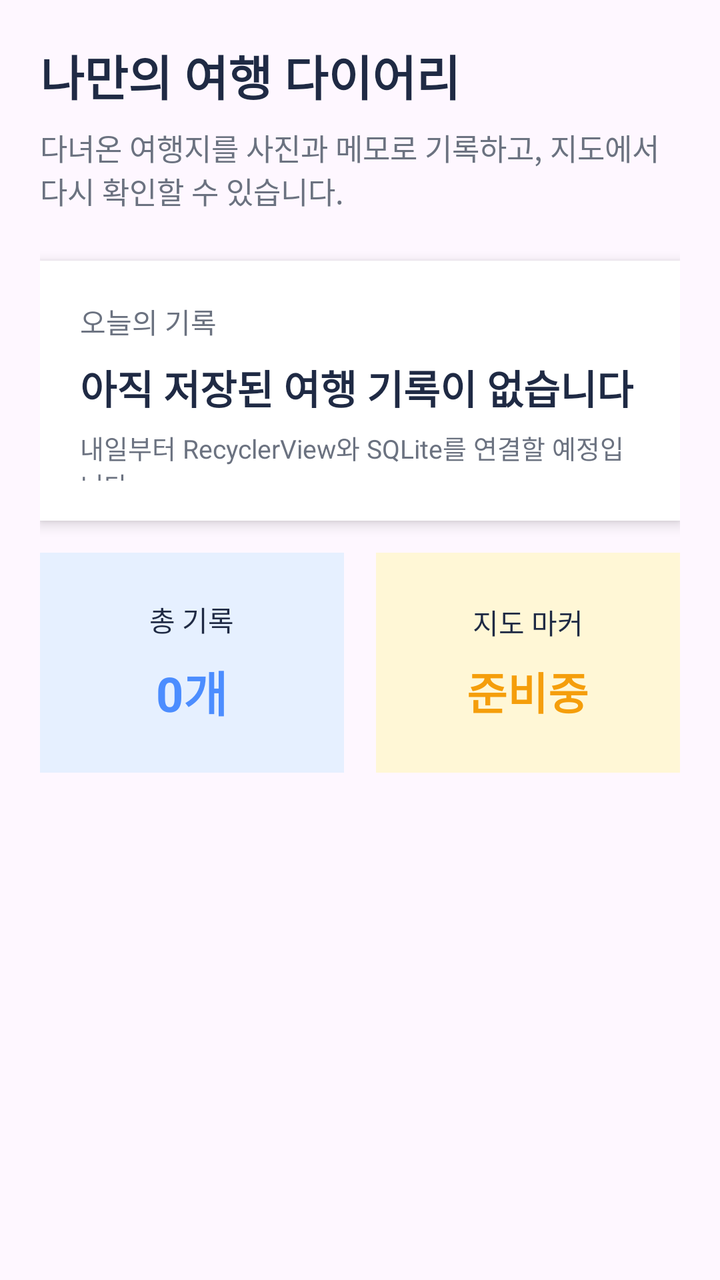
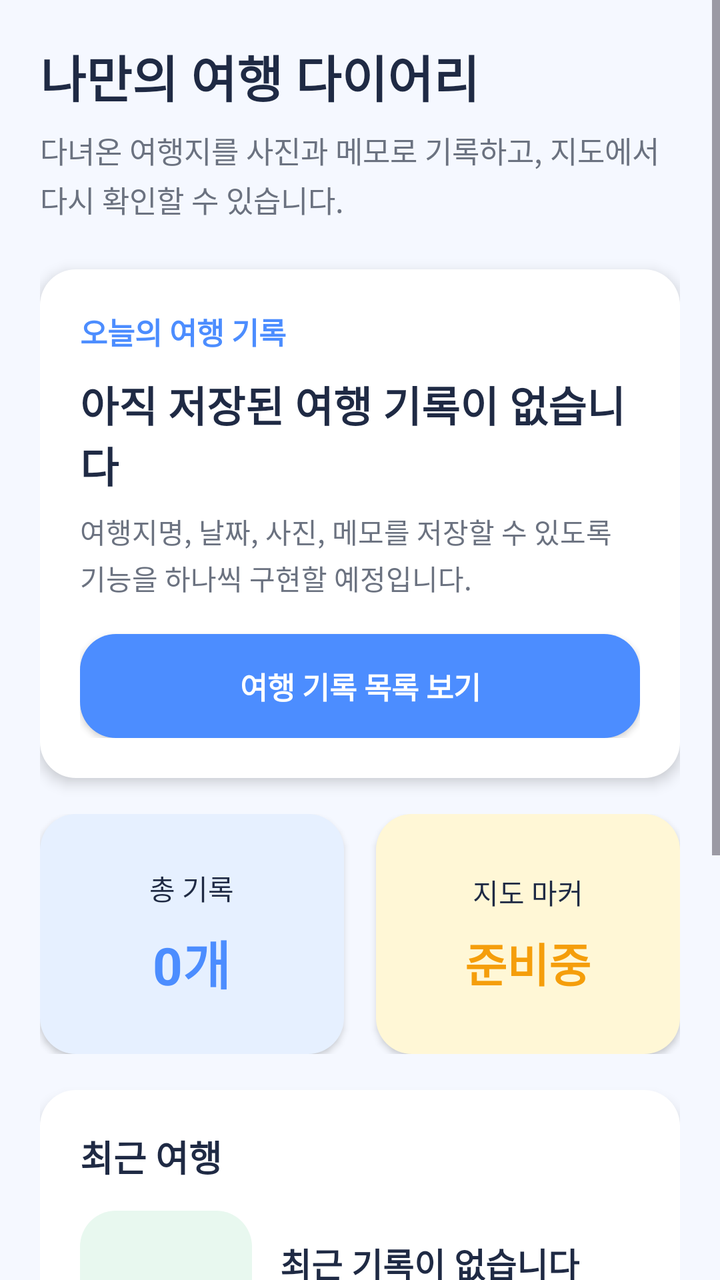

An Android layout rendered at two revisions. The XML below is the earlier revision; the diff shows what the commit changed to produce the second picture.
<!-- AndroidManifest.xml: application theme Theme.TravelRecordApp -->
<!-- res/layout/fragment_home.xml -->
<?xml version="1.0" encoding="utf-8"?>
<ScrollView xmlns:android="http://schemas.android.com/apk/res/android"
    android:layout_width="match_parent"
    android:layout_height="match_parent"
    android:fillViewport="true">

    <LinearLayout
        android:layout_width="match_parent"
        android:layout_height="wrap_content"
        android:orientation="vertical"
        android:padding="20dp">

        <TextView
            android:layout_width="match_parent"
            android:layout_height="wrap_content"
            android:text="@string/home_title"
            android:textColor="@color/travel_dark"
            android:textSize="24sp"
            android:textStyle="bold" />

        <TextView
            android:layout_width="match_parent"
            android:layout_height="wrap_content"
            android:layout_marginTop="8dp"
            android:text="@string/home_desc"
            android:textColor="@color/travel_gray"
            android:textSize="15sp" />

        <LinearLayout
            android:layout_width="match_parent"
            android:layout_height="130dp"
            android:layout_marginTop="24dp"
            android:background="@color/white"
            android:elevation="4dp"
            android:gravity="center_vertical"
            android:orientation="vertical"
            android:padding="20dp">

            <TextView
                android:layout_width="wrap_content"
                android:layout_height="wrap_content"
                android:text="오늘의 기록"
                android:textColor="@color/travel_gray"
                android:textSize="14sp" />

            <TextView
                android:layout_width="wrap_content"
                android:layout_height="wrap_content"
                android:layout_marginTop="8dp"
                android:text="아직 저장된 여행 기록이 없습니다"
                android:textColor="@color/travel_dark"
                android:textSize="20sp"
                android:textStyle="bold" />

            <TextView
                android:layout_width="wrap_content"
                android:layout_height="wrap_content"
                android:layout_marginTop="6dp"
                android:text="내일부터 RecyclerView와 SQLite를 연결할 예정입니다."
                android:textColor="@color/travel_gray"
                android:textSize="13sp" />

        </LinearLayout>

        <LinearLayout
            android:layout_width="match_parent"
            android:layout_height="110dp"
            android:layout_marginTop="16dp"
            android:orientation="horizontal">

            <LinearLayout
                android:layout_width="0dp"
                android:layout_height="match_parent"
                android:layout_marginEnd="8dp"
                android:layout_weight="1"
                android:background="@color/card_blue"
                android:gravity="center"
                android:orientation="vertical"
                android:padding="12dp">

                <TextView
                    android:layout_width="wrap_content"
                    android:layout_height="wrap_content"
                    android:text="총 기록"
                    android:textColor="@color/travel_dark"
                    android:textSize="14sp" />

                <TextView
                    android:layout_width="wrap_content"
                    android:layout_height="wrap_content"
                    android:layout_marginTop="8dp"
                    android:text="0개"
                    android:textColor="@color/travel_blue"
                    android:textSize="24sp"
                    android:textStyle="bold" />

            </LinearLayout>

            <LinearLayout
                android:layout_width="0dp"
                android:layout_height="match_parent"
                android:layout_marginStart="8dp"
                android:layout_weight="1"
                android:background="@color/card_yellow"
                android:gravity="center"
                android:orientation="vertical"
                android:padding="12dp">

                <TextView
                    android:layout_width="wrap_content"
                    android:layout_height="wrap_content"
                    android:text="지도 마커"
                    android:textColor="@color/travel_dark"
                    android:textSize="14sp" />

                <TextView
                    android:layout_width="wrap_content"
                    android:layout_height="wrap_content"
                    android:layout_marginTop="8dp"
                    android:text="준비중"
                    android:textColor="@color/travel_orange"
                    android:textSize="22sp"
                    android:textStyle="bold" />

            </LinearLayout>

        </LinearLayout>

    </LinearLayout>

</ScrollView>
<!-- resources referenced by this layout -->
<resources>
  <color name="card_blue">#E6F0FF</color>
  <color name="card_yellow">#FFF7D6</color>
  <color name="travel_blue">#4C8DFF</color>
  <color name="travel_dark">#1F2A44</color>
  <color name="travel_gray">#6B7280</color>
  <color name="travel_orange">#F59E0B</color>
  <color name="white">#FFFFFFFF</color>
  <string name="home_desc">다녀온 여행지를 사진과 메모로 기록하고, 지도에서 다시 확인할 수 있습니다.</string>
  <string name="home_title">나만의 여행 다이어리</string>
  <style name="Theme.TravelRecordApp" parent="Base.Theme.TravelRecordApp" />
  <style name="Base.Theme.TravelRecordApp" parent="Theme.Material3.DayNight.NoActionBar">
          
          
      </style>
</resources>

<!-- the commit's change to res/layout/fragment_home.xml (unified diff, before → after) -->
@@ -2,6 +2,7 @@
 <ScrollView xmlns:android="http://schemas.android.com/apk/res/android"
     android:layout_width="match_parent"
     android:layout_height="match_parent"
+    android:background="@color/travel_bg"
     android:fillViewport="true">
 
     <LinearLayout
@@ -11,61 +12,80 @@
         android:padding="20dp">
 
         <TextView
+            android:id="@+id/tvHomeTitle"
             android:layout_width="match_parent"
             android:layout_height="wrap_content"
             android:text="@string/home_title"
             android:textColor="@color/travel_dark"
-            android:textSize="24sp"
+            android:textSize="25sp"
             android:textStyle="bold" />
 
         <TextView
+            android:id="@+id/tvHomeDesc"
             android:layout_width="match_parent"
             android:layout_height="wrap_content"
             android:layout_marginTop="8dp"
+            android:lineSpacingExtra="3dp"
             android:text="@string/home_desc"
             android:textColor="@color/travel_gray"
             android:textSize="15sp" />
 
         <LinearLayout
-            android:layout_width="match_parent"
-            android:layout_height="130dp"
+            android:id="@+id/cardToday"
+            android:layout_width="match_parent"
+            android:layout_height="wrap_content"
             android:layout_marginTop="24dp"
-            android:background="@color/white"
+            android:background="@drawable/bg_card_white"
             android:elevation="4dp"
-            android:gravity="center_vertical"
             android:orientation="vertical"
             android:padding="20dp">
 
             <TextView
-                android:layout_width="wrap_content"
-                android:layout_height="wrap_content"
-                android:text="오늘의 기록"
+                android:layout_width="match_parent"
+                android:layout_height="wrap_content"
+                android:text="오늘의 여행 기록"
+                android:textColor="@color/travel_blue"
+                android:textSize="15sp"
+                android:textStyle="bold" />
+
+            <TextView
+                android:id="@+id/tvTodayMessage"
+                android:layout_width="match_parent"
+                android:layout_height="wrap_content"
+                android:layout_marginTop="10dp"
+                android:text="아직 저장된 여행 기록이 없습니다"
+                android:textColor="@color/travel_dark"
+                android:textSize="21sp"
+                android:textStyle="bold" />
+
+            <TextView
+                android:layout_width="match_parent"
+                android:layout_height="wrap_content"
+                android:layout_marginTop="8dp"
+                android:lineSpacingExtra="3dp"
+                android:text="여행지명, 날짜, 사진, 메모를 저장할 수 있도록 기능을 하나씩 구현할 예정입니다."
                 android:textColor="@color/travel_gray"
                 android:textSize="14sp" />
 
-            <TextView
-                android:layout_width="wrap_content"
-                android:layout_height="wrap_content"
-                android:layout_marginTop="8dp"
-                android:text="아직 저장된 여행 기록이 없습니다"
-                android:textColor="@color/travel_dark"
-                android:textSize="20sp"
-                android:textStyle="bold" />
-
-            <TextView
-                android:layout_width="wrap_content"
-                android:layout_height="wrap_content"
-                android:layout_marginTop="6dp"
-                android:text="내일부터 RecyclerView와 SQLite를 연결할 예정입니다."
-                android:textColor="@color/travel_gray"
-                android:textSize="13sp" />
-
-        </LinearLayout>
-
-        <LinearLayout
-            android:layout_width="match_parent"
-            android:layout_height="110dp"
-            android:layout_marginTop="16dp"
+            <Button
+                android:id="@+id/btnGoList"
+                android:layout_width="match_parent"
+                android:layout_height="52dp"
+                android:layout_marginTop="18dp"
+                android:background="@drawable/bg_primary_button"
+                android:text="여행 기록 목록 보기"
+                android:textAllCaps="false"
+                android:textColor="@color/white"
+                android:textSize="15sp"
+                android:textStyle="bold" />
+
+        </LinearLayout>
+
+        <LinearLayout
+            android:id="@+id/summaryArea"
+            android:layout_width="match_parent"
+            android:layout_height="120dp"
+            android:layout_marginTop="18dp"
             android:orientation="horizontal">
 
             <LinearLayout
@@ -73,7 +93,8 @@
                 android:layout_height="match_parent"
                 android:layout_marginEnd="8dp"
                 android:layout_weight="1"
-                android:background="@color/card_blue"
+                android:background="@drawable/bg_card_blue"
+                android:elevation="2dp"
                 android:gravity="center"
                 android:orientation="vertical"
                 android:padding="12dp">
@@ -86,12 +107,13 @@
                     android:textSize="14sp" />
 
                 <TextView
+                    android:id="@+id/tvTotalCount"
                     android:layout_width="wrap_content"
                     android:layout_height="wrap_content"
                     android:layout_marginTop="8dp"
                     android:text="0개"
                     android:textColor="@color/travel_blue"
-                    android:textSize="24sp"
+                    android:textSize="26sp"
                     android:textStyle="bold" />
 
             </LinearLayout>
@@ -101,7 +123,8 @@
                 android:layout_height="match_parent"
                 android:layout_marginStart="8dp"
                 android:layout_weight="1"
-                android:background="@color/card_yellow"
+                android:background="@drawable/bg_card_yellow"
+                android:elevation="2dp"
                 android:gravity="center"
                 android:orientation="vertical"
                 android:padding="12dp">
@@ -114,18 +137,113 @@
                     android:textSize="14sp" />
 
                 <TextView
+                    android:id="@+id/tvMarkerStatus"
                     android:layout_width="wrap_content"
                     android:layout_height="wrap_content"
                     android:layout_marginTop="8dp"
                     android:text="준비중"
                     android:textColor="@color/travel_orange"
-                    android:textSize="22sp"
+                    android:textSize="23sp"
                     android:textStyle="bold" />
 
             </LinearLayout>
 
         </LinearLayout>
 
+        <LinearLayout
+            android:id="@+id/cardRecent"
+            android:layout_width="match_parent"
+            android:layout_height="wrap_content"
+            android:layout_marginTop="18dp"
+            android:background="@drawable/bg_card_white"
+            android:elevation="4dp"
+            android:orientation="vertical"
+            android:padding="20dp">
+
+            <TextView
+                android:layout_width="match_parent"
+                android:layout_height="wrap_content"
+                android:text="최근 여행"
+                android:textColor="@color/travel_dark"
+                android:textSize="18sp"
+                android:textStyle="bold" />
+
+            <LinearLayout
+                android:layout_width="match_parent"
+                android:layout_height="96dp"
+                android:layout_marginTop="14dp"
+                android:orientation="horizontal">
+
+                <TextView
+                    android:layout_width="86dp"
+                    android:layout_height="86dp"
+                    android:background="@drawable/bg_card_green"
+                    android:gravity="center"
+                    android:text="PHOTO"
+                    android:textColor="@color/travel_green"
+                    android:textSize="13sp"
+                    android:textStyle="bold" />
+
+                <LinearLayout
+                    android:layout_width="0dp"
+                    android:layout_height="match_parent"
+                    android:layout_marginStart="14dp"
+                    android:layout_weight="1"
+                    android:gravity="center_vertical"
+                    android:orientation="vertical">
+
+                    <TextView
+                        android:layout_width="match_parent"
+                        android:layout_height="wrap_content"
+                        android:text="최근 기록이 없습니다"
+                        android:textColor="@color/travel_dark"
+                        android:textSize="17sp"
+                        android:textStyle="bold" />
+
+                    <TextView
+                        android:layout_width="match_parent"
+                        android:layout_height="wrap_content"
+                        android:layout_marginTop="6dp"
+                        android:text="여행 기록을 추가하면 이곳에 최근 여행지가 표시됩니다."
+                        android:textColor="@color/travel_gray"
+                        android:textSize="13sp" />
+
+                </LinearLayout>
+
+            </LinearLayout>
+
+        </LinearLayout>
+
+        <LinearLayout
+            android:id="@+id/cardPlan"
+            android:layout_width="match_parent"
+            android:layout_height="wrap_content"
+            android:layout_marginTop="18dp"
+            android:layout_marginBottom="24dp"
+            android:background="@drawable/bg_card_white"
+            android:elevation="4dp"
+            android:orientation="vertical"
+            android:padding="20dp">
+
+            <TextView
+                android:layout_width="match_parent"
+                android:layout_height="wrap_content"
+                android:text="다음 구현 예정"
+                android:textColor="@color/travel_dark"
+                android:textSize="18sp"
+                android:textStyle="bold" />
+
+            <TextView
+                android:layout_width="match_parent"
+                android:layout_height="wrap_content"
+                android:layout_marginTop="12dp"
+                android:lineSpacingExtra="5dp"
+                android:text="• 여행 기록 목록 RecyclerView 구현\n• 여행 기록 데이터 클래스 작성\n• SQLiteOpenHelper 기반 DBHelper 구현\n• 기록 추가, 수정, 삭제 기능 연결"
+                android:textColor="@color/travel_gray"
+                android:textSize="14sp" />
+
+        </LinearLayout>
+
     </LinearLayout>
 
 </ScrollView>
<!-- resource entries referenced after the edit -->
@@ -1,15 +1,48 @@
 <!-- resources referenced by this layout -->
 <resources>
-  <color name="card_blue">#E6F0FF</color>
-  <color name="card_yellow">#FFF7D6</color>
+  <color name="travel_bg">#F5F8FF</color>
   <color name="travel_blue">#4C8DFF</color>
   <color name="travel_dark">#1F2A44</color>
   <color name="travel_gray">#6B7280</color>
+  <color name="travel_green">#21A67A</color>
   <color name="travel_orange">#F59E0B</color>
   <color name="white">#FFFFFFFF</color>
+  <!-- drawable bg_card_blue (drawable) -->
+  <?xml version="1.0" encoding="utf-8"?>
+  <shape xmlns:android="http://schemas.android.com/apk/res/android">
+      <solid android:color="@color/card_blue" />
+      <corners android:radius="18dp" />
+  </shape>
+  <!-- drawable bg_card_green (drawable) -->
+  <?xml version="1.0" encoding="utf-8"?>
+  <shape xmlns:android="http://schemas.android.com/apk/res/android">
+      <solid android:color="@color/card_green" />
+      <corners android:radius="18dp" />
+  </shape>
+  <!-- drawable bg_card_white (drawable) -->
+  <?xml version="1.0" encoding="utf-8"?>
+  <shape xmlns:android="http://schemas.android.com/apk/res/android">
+      <solid android:color="@color/white" />
+      <corners android:radius="18dp" />
+  </shape>
+  <!-- drawable bg_card_yellow (drawable) -->
+  <?xml version="1.0" encoding="utf-8"?>
+  <shape xmlns:android="http://schemas.android.com/apk/res/android">
+      <solid android:color="@color/card_yellow" />
+      <corners android:radius="18dp" />
+  </shape>
+  <!-- drawable bg_primary_button (drawable) -->
+  <?xml version="1.0" encoding="utf-8"?>
+  <shape xmlns:android="http://schemas.android.com/apk/res/android">
+      <solid android:color="@color/travel_blue" />
+      <corners android:radius="18dp" />
+  </shape>
   <string name="home_desc">다녀온 여행지를 사진과 메모로 기록하고, 지도에서 다시 확인할 수 있습니다.</string>
   <string name="home_title">나만의 여행 다이어리</string>
   <style name="Theme.TravelRecordApp" parent="Base.Theme.TravelRecordApp" />
+  <color name="card_blue">#E6F0FF</color>
+  <color name="card_green">#E8F8EF</color>
+  <color name="card_yellow">#FFF7D6</color>
   <style name="Base.Theme.TravelRecordApp" parent="Theme.Material3.DayNight.NoActionBar">
           
           
